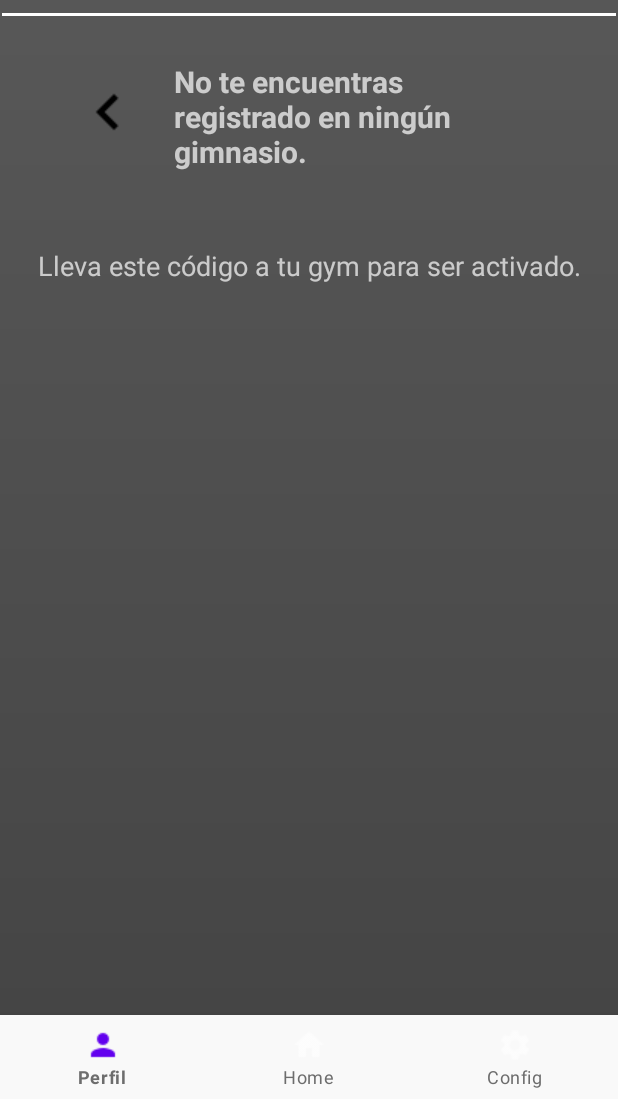
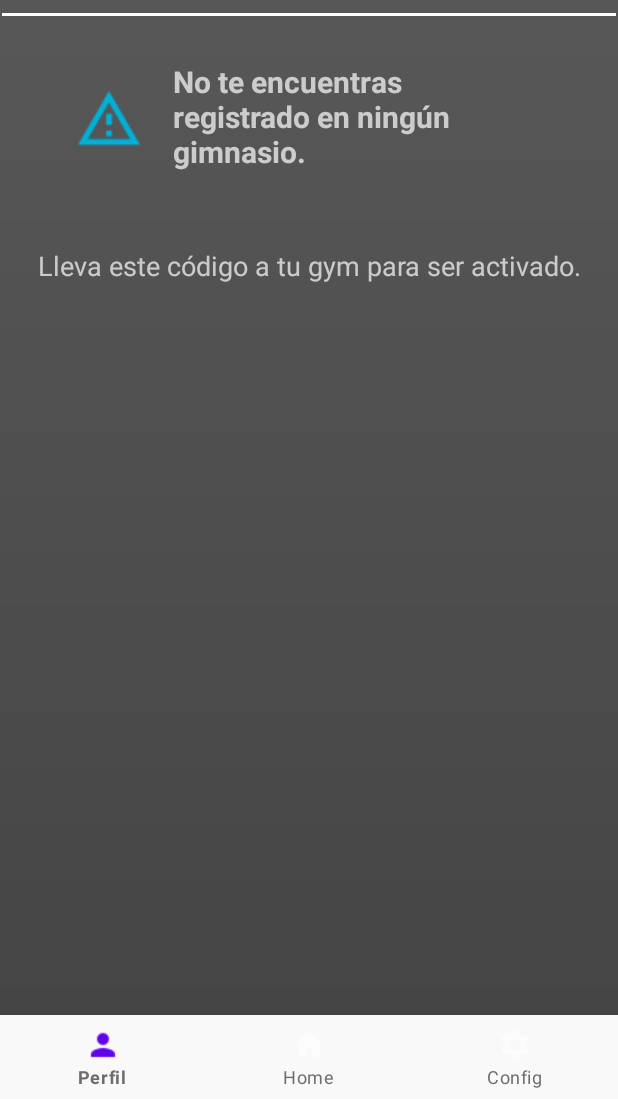
Before and after one commit to Jhonnier20/ProyectoFinalApps, an Android app: the HomeClientFragment screen opened directly, with no data from a screen before it, on a phone screen of 412 x 824 dp, the part 137-1236 px from its top. Run offline under Robolectric (Android 15) with nearby library versions, the phone set to English and light mode, and no system bars; our stand-ins replace Firebase (no records; nobody signed in at launch, a user with empty details on screens opened directly); libraries missing offline, so code that uses them is left out: com.journeyapps.barcodescanner; 4 statements that could not run were skipped.

Commit message:
pequeños arreglos

```diff
--- a/app/src/main/res/layout/activity_gym.xml
+++ b/app/src/main/res/layout/activity_gym.xml
@@ -42,6 +42,7 @@
         android:text="@string/registermygym_btn"
         android:textAllCaps="false"
         android:textSize="16dp"
+        android:visibility="gone"
         app:layout_constraintBottom_toTopOf="@+id/registerStaffBtn"
         app:layout_constraintEnd_toEndOf="parent"
         app:layout_constraintStart_toStartOf="parent" />
--- a/app/src/main/res/layout/fragment_home_client.xml
+++ b/app/src/main/res/layout/fragment_home_client.xml
@@ -63,17 +63,6 @@
         app:layout_constraintStart_toEndOf="@+id/imageView"
         app:layout_constraintTop_toBottomOf="@+id/constraintLayout" />
 
-    <ImageView
-        android:id="@+id/imageView"
-        android:layout_width="wrap_content"
-        android:layout_height="wrap_content"
-        android:layout_marginStart="48dp"
-        android:layout_marginTop="40dp"
-        android:src="@drawable/back_left"
-        app:layout_constraintStart_toStartOf="parent"
-        app:layout_constraintTop_toBottomOf="@+id/constraintLayout"
-        app:srcCompat="@drawable/warning_amber_24px" />
-
     <TextView
         android:id="@+id/textView5"
         android:layout_width="wrap_content"
@@ -94,4 +83,14 @@
         app:layout_constraintStart_toStartOf="parent"
         app:layout_constraintTop_toBottomOf="@+id/textView5"
         tools:src="@tools:sample/avatars" />
+
+    <ImageView
+        android:id="@+id/imageView"
+        android:layout_width="wrap_content"
+        android:layout_height="wrap_content"
+        android:layout_marginStart="50dp"
+        android:layout_marginTop="45dp"
+        app:layout_constraintStart_toStartOf="parent"
+        app:layout_constraintTop_toBottomOf="@+id/constraintLayout"
+        app:srcCompat="@drawable/warning_amber_24px" />
 </androidx.constraintlayout.widget.ConstraintLayout>
```
